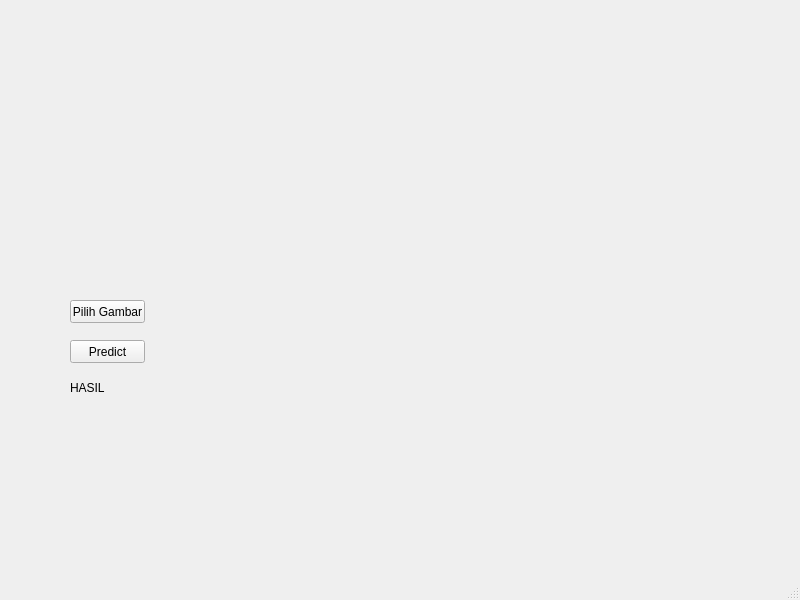
Before: the Qt Designer form gui.ui in RaindyHardian/PneumoniaClassificationCNN, drawn with Qt 5.
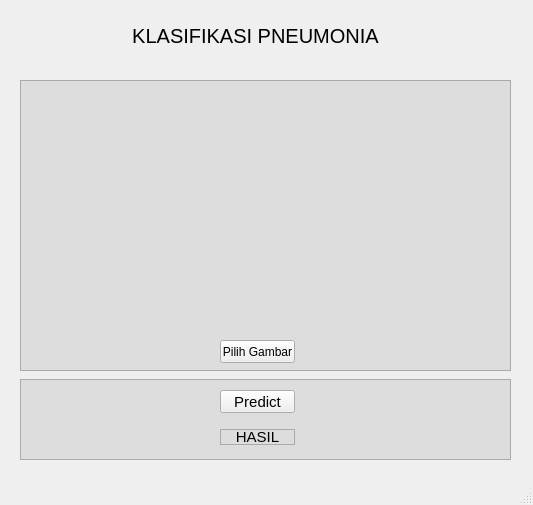
After: the same form once the commit is applied. Icons and pictures are not drawn.

Diff of the .ui file:
```diff
--- a/gui.ui
+++ b/gui.ui
@@ -6,8 +6,8 @@
    <rect>
     <x>0</x>
     <y>0</y>
-    <width>800</width>
-    <height>600</height>
+    <width>533</width>
+    <height>505</height>
    </rect>
   </property>
   <property name="windowTitle">
@@ -17,12 +17,15 @@
    <widget class="QLabel" name="citra">
     <property name="geometry">
      <rect>
-      <x>70</x>
-      <y>70</y>
+      <x>150</x>
+      <y>100</y>
       <width>224</width>
       <height>224</height>
      </rect>
     </property>
+    <property name="styleSheet">
+     <string notr="true"/>
+    </property>
     <property name="text">
      <string/>
     </property>
@@ -36,12 +39,15 @@
    <widget class="QPushButton" name="bPredict">
     <property name="geometry">
      <rect>
-      <x>70</x>
-      <y>340</y>
+      <x>220</x>
+      <y>390</y>
       <width>75</width>
       <height>23</height>
      </rect>
     </property>
+    <property name="styleSheet">
+     <string notr="true">font-size:15px;</string>
+    </property>
     <property name="text">
      <string>Predict</string>
     </property>
@@ -49,8 +55,8 @@
    <widget class="QPushButton" name="bOpen">
     <property name="geometry">
      <rect>
-      <x>70</x>
-      <y>300</y>
+      <x>220</x>
+      <y>340</y>
       <width>75</width>
       <height>23</height>
      </rect>
@@ -59,19 +65,99 @@
      <string>Pilih Gambar</string>
     </property>
    </widget>
-   <widget class="QLabel" name="hasil">
+   <widget class="QLabel" name="judul">
     <property name="geometry">
      <rect>
-      <x>70</x>
-      <y>380</y>
-      <width>81</width>
-      <height>16</height>
+      <x>100</x>
+      <y>20</y>
+      <width>311</width>
+      <height>31</height>
      </rect>
     </property>
+    <property name="styleSheet">
+     <string notr="true">font-size: 20px;</string>
+    </property>
     <property name="text">
-     <string>HASIL</string>
+     <string>KLASIFIKASI PNEUMONIA</string>
     </property>
+    <property name="alignment">
+     <set>Qt::AlignCenter</set>
+    </property>
    </widget>
+   <widget class="QFrame" name="frame">
+    <property name="geometry">
+     <rect>
+      <x>20</x>
+      <y>80</y>
+      <width>491</width>
+      <height>291</height>
+     </rect>
+    </property>
+    <property name="autoFillBackground">
+     <bool>false</bool>
+    </property>
+    <property name="styleSheet">
+     <string notr="true">border: 1px solid #aaaaaa;
+background-color:#dddddd;</string>
+    </property>
+    <property name="frameShape">
+     <enum>QFrame::StyledPanel</enum>
+    </property>
+    <property name="frameShadow">
+     <enum>QFrame::Raised</enum>
+    </property>
+   </widget>
+   <widget class="QFrame" name="frame_2">
+    <property name="geometry">
+     <rect>
+      <x>20</x>
+      <y>379</y>
+      <width>491</width>
+      <height>81</height>
+     </rect>
+    </property>
+    <property name="autoFillBackground">
+     <bool>false</bool>
+    </property>
+    <property name="styleSheet">
+     <string notr="true">border: 1px solid #aaaaaa;
+background-color:#dddddd;</string>
+    </property>
+    <property name="frameShape">
+     <enum>QFrame::StyledPanel</enum>
+    </property>
+    <property name="frameShadow">
+     <enum>QFrame::Raised</enum>
+    </property>
+    <widget class="QLabel" name="hasil">
+     <property name="geometry">
+      <rect>
+       <x>200</x>
+       <y>50</y>
+       <width>75</width>
+       <height>16</height>
+      </rect>
+     </property>
+     <property name="layoutDirection">
+      <enum>Qt::LeftToRight</enum>
+     </property>
+     <property name="styleSheet">
+      <string notr="true">font-size:15px;</string>
+     </property>
+     <property name="text">
+      <string>HASIL</string>
+     </property>
+     <property name="alignment">
+      <set>Qt::AlignCenter</set>
+     </property>
+    </widget>
+   </widget>
+   <zorder>frame</zorder>
+   <zorder>frame_2</zorder>
+   <zorder>citra</zorder>
+   <zorder>bPredict</zorder>
+   <zorder>bOpen</zorder>
+   <zorder>judul</zorder>
   </widget>
   <widget class="QMenuBar" name="menubar">
    <property name="geometry">
```
Left out of the diff: 2 changed lines with no effect on the pictures.
